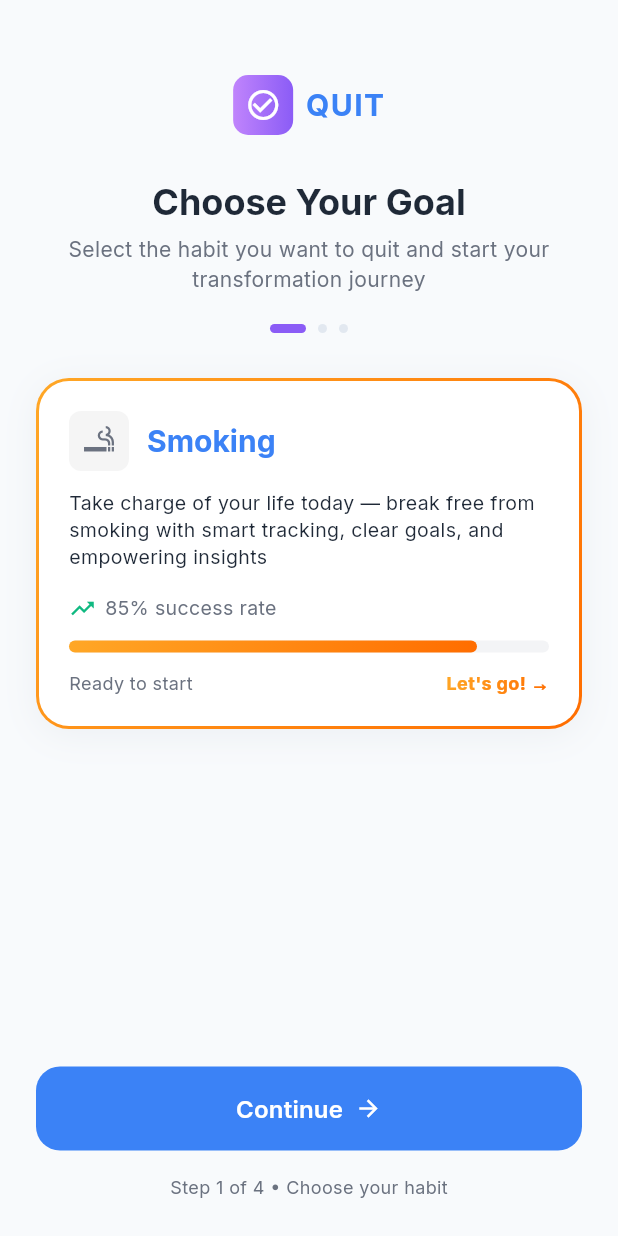
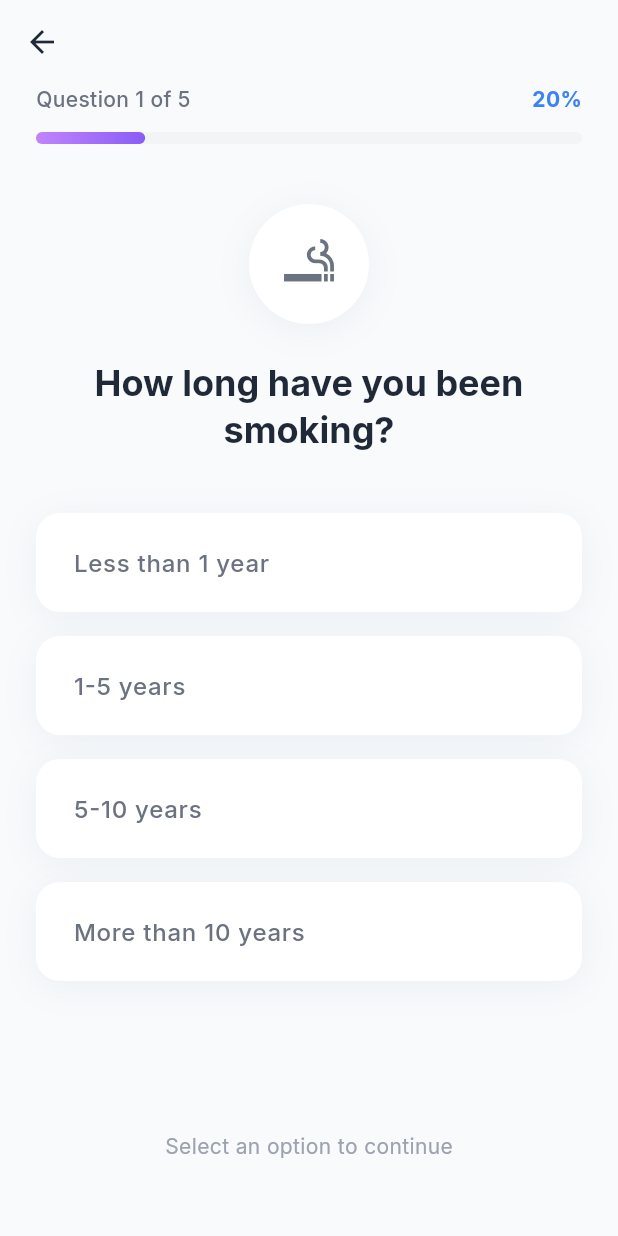
Before and after one commit to Musama987/quit_habit, a Flutter app: the OnboardingOneScreen screen opened directly, after a tap on "Continue", on a phone screen of 412 x 824 dp. Run offline on Flutter 3.47's test engine with Material 3 defaults, Android fonts, the phone set to English and light mode, and no system bars; our stand-ins replace google_fonts; network calls fail.

Commit message:
Add QuestionnaireOneScreen and implement navigation from OnboardingOneScreen

```diff
--- a/lib/screens/onboarding/onboardingone.dart
+++ b/lib/screens/onboarding/onboardingone.dart
@@ -1,6 +1,7 @@
 import 'package:flutter/material.dart';
 import 'package:google_fonts/google_fonts.dart';
 import 'package:quit_habit/utils/app_colors.dart';
+import 'package:quit_habit/screens/onboarding/questionnaire_one.dart';
 
 class OnboardingOneScreen extends StatefulWidget {
   const OnboardingOneScreen({super.key});
@@ -245,8 +246,11 @@ class _OnboardingOneScreenState extends State<OnboardingOneScreen> {
                     width: double.infinity,
                     child: ElevatedButton(
                       onPressed: () {
-                        // TODO: Navigate to next onboarding step
-                      },
+                          Navigator.push(
+                            context,
+                            MaterialPageRoute(builder: (_) => const QuestionnaireOneScreen()),
+                          );
+                        },
                       style: ElevatedButton.styleFrom(
                         backgroundColor: AppColors.primary,
                         foregroundColor: AppColors.white,
--- /dev/null
+++ b/lib/screens/onboarding/questionnaire_one.dart
@@ -0,0 +1,212 @@
+import 'package:flutter/material.dart';
+import 'package:quit_habit/utils/app_colors.dart';
+
+class QuestionnaireOneScreen extends StatefulWidget {
+  const QuestionnaireOneScreen({super.key});
+
+  @override
+  State<QuestionnaireOneScreen> createState() => _QuestionnaireOneScreenState();
+}
+
+class _QuestionnaireOneScreenState extends State<QuestionnaireOneScreen> {
+  // State to track the selected option
+  int? _selectedIndex;
+
+  final List<String> _options = [
+    'Less than 1 year',
+    '1-5 years',
+    '5-10 years',
+    'More than 10 years',
+  ];
+
+  void _handleOptionSelected(int index) {
+    setState(() {
+      _selectedIndex = index;
+    });
+
+    // Optional: Add navigation logic here after a short delay
+    // Future.delayed(const Duration(milliseconds: 300), () { ... });
+  }
+
+  @override
+  Widget build(BuildContext context) {
+    final textTheme = Theme.of(context).textTheme;
+
+    return Scaffold(
+      backgroundColor: AppColors.backgroundLight,
+      appBar: AppBar(
+        leading: IconButton(
+          icon: const Icon(Icons.arrow_back, color: AppColors.textPrimary),
+          onPressed: () => Navigator.of(context).pop(),
+        ),
+        backgroundColor: Colors.transparent,
+        elevation: 0,
+      ),
+      body: SafeArea(
+        child: Padding(
+          padding: const EdgeInsets.symmetric(horizontal: 24.0),
+          child: Column(
+            crossAxisAlignment: CrossAxisAlignment.center,
+            children: [
+              // --- 1. Progress Header ---
+              Row(
+                mainAxisAlignment: MainAxisAlignment.spaceBetween,
+                children: [
+                  Text(
+                    'Question 1 of 5',
+                    style: textTheme.bodyMedium?.copyWith(
+                      color: AppColors.textSecondary,
+                      fontWeight: FontWeight.w500,
+                    ),
+                  ),
+                  Text(
+                    '20%',
+                    style: textTheme.bodyMedium?.copyWith(
+                      color: AppColors.primary,
+                      fontWeight: FontWeight.bold,
+                    ),
+                  ),
+                ],
+              ),
+              const SizedBox(height: 12),
+              // Custom Gradient Progress Bar (Reused logic from OnboardingOne)
+              Container(
+                height: 8,
+                width: double.infinity,
+                decoration: BoxDecoration(
+                  color: const Color(0xFFF3F4F6),
+                  borderRadius: BorderRadius.circular(10),
+                ),
+                child: FractionallySizedBox(
+                  alignment: Alignment.centerLeft,
+                  widthFactor: 0.2, // 20% progress
+                  child: Container(
+                    decoration: BoxDecoration(
+                      gradient: AppColors.purpleGradient,
+                      borderRadius: BorderRadius.circular(10),
+                    ),
+                  ),
+                ),
+              ),
+
+              const SizedBox(height: 40),
+
+              // --- 2. Icon ---
+              Container(
+                width: 80,
+                height: 80,
+                decoration: BoxDecoration(
+                  color: AppColors.surfaceLight,
+                  shape: BoxShape.circle,
+                  boxShadow: [AppColors.softShadow],
+                ),
+                child: const Center(
+                  child: Icon(
+                    Icons.smoking_rooms, // Using material icon as placeholder for the specific asset
+                    size: 40,
+                    color: AppColors.textSecondary,
+                  ),
+                ),
+              ),
+
+              const SizedBox(height: 24),
+
+              // --- 3. Question Title ---
+              Text(
+                'How long have you been smoking?',
+                style: textTheme.displayMedium?.copyWith(
+                  fontSize: 24,
+                  color: AppColors.textPrimary,
+                  height: 1.3,
+                ),
+                textAlign: TextAlign.center,
+              ),
+
+              const SizedBox(height: 40),
+
+              // --- 4. Options List ---
+              Expanded(
+                child: ListView.separated(
+                  physics: const NeverScrollableScrollPhysics(),
+                  itemCount: _options.length,
+                  separatorBuilder: (context, index) => const SizedBox(height: 16),
+                  itemBuilder: (context, index) {
+                    final isSelected = _selectedIndex == index;
+                    return _buildOptionCard(
+                      text: _options[index],
+                      isSelected: isSelected,
+                      onTap: () => _handleOptionSelected(index),
+                      textTheme: textTheme,
+                    );
+                  },
+                ),
+              ),
+
+              // --- 5. Footer Hint ---
+              Padding(
+                padding: const EdgeInsets.only(bottom: 50.0),
+                child: Text(
+                  'Select an option to continue',
+                  style: textTheme.bodyMedium?.copyWith(
+                    color: AppColors.textTertiary,
+                  ),
+                ),
+              ),
+            ],
+          ),
+        ),
+      ),
+    );
+  }
+
+  Widget _buildOptionCard({
+    required String text,
+    required bool isSelected,
+    required VoidCallback onTap,
+    required TextTheme textTheme,
+  }) {
+    return GestureDetector(
+      onTap: onTap,
+      child: AnimatedContainer(
+        duration: const Duration(milliseconds: 200),
+        padding: const EdgeInsets.symmetric(vertical: 20, horizontal: 24),
+        decoration: BoxDecoration(
+          color: AppColors.surfaceLight,
+          borderRadius: BorderRadius.circular(16),
+          border: Border.all(
+            color: isSelected ? AppColors.primary : Colors.transparent,
+            width: isSelected ? 2 : 1,
+          ),
+          boxShadow: isSelected
+              ? [
+                  BoxShadow(
+                    color: AppColors.primary.withOpacity(0.1),
+                    blurRadius: 12,
+                    offset: const Offset(0, 4),
+                  )
+                ]
+              : [AppColors.softShadow], // Default soft shadow
+        ),
+        child: Row(
+          children: [
+            Expanded(
+              child: Text(
+                text,
+                style: textTheme.bodyLarge?.copyWith(
+                  color: isSelected ? AppColors.primary : AppColors.textSecondary,
+                  fontWeight: isSelected ? FontWeight.w600 : FontWeight.w500,
+                ),
+              ),
+            ),
+            if (isSelected)
+              const Icon(
+                Icons.check_circle,
+                color: AppColors.primary,
+                size: 20,
+              ),
+          ],
+        ),
+      ),
+    );
+  }
+}
```
